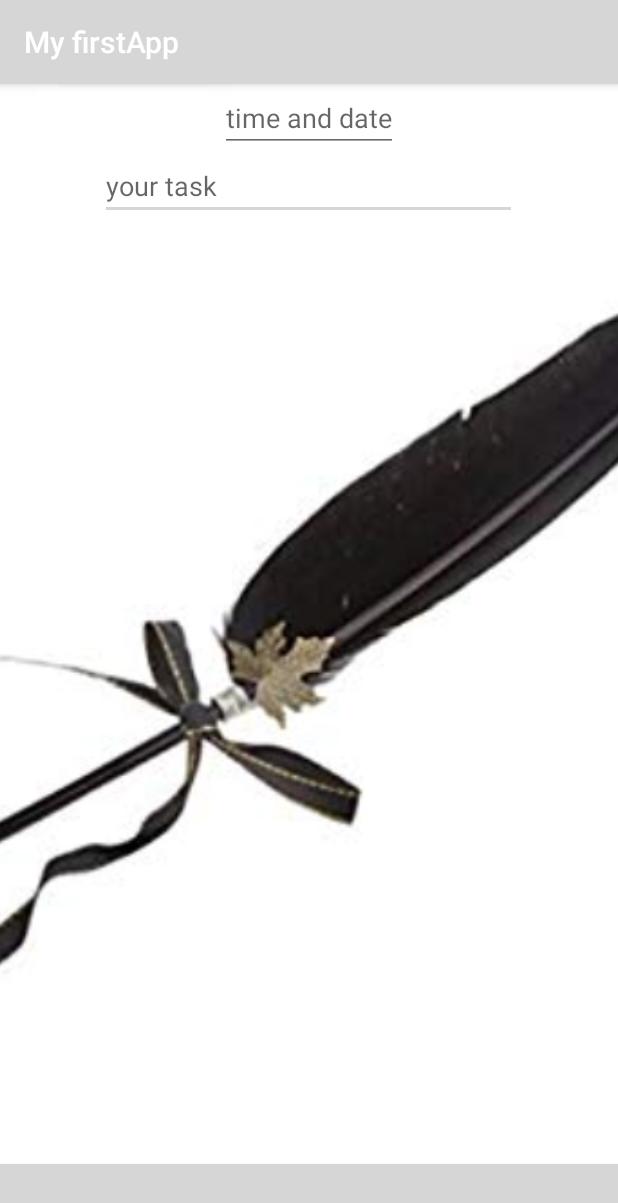
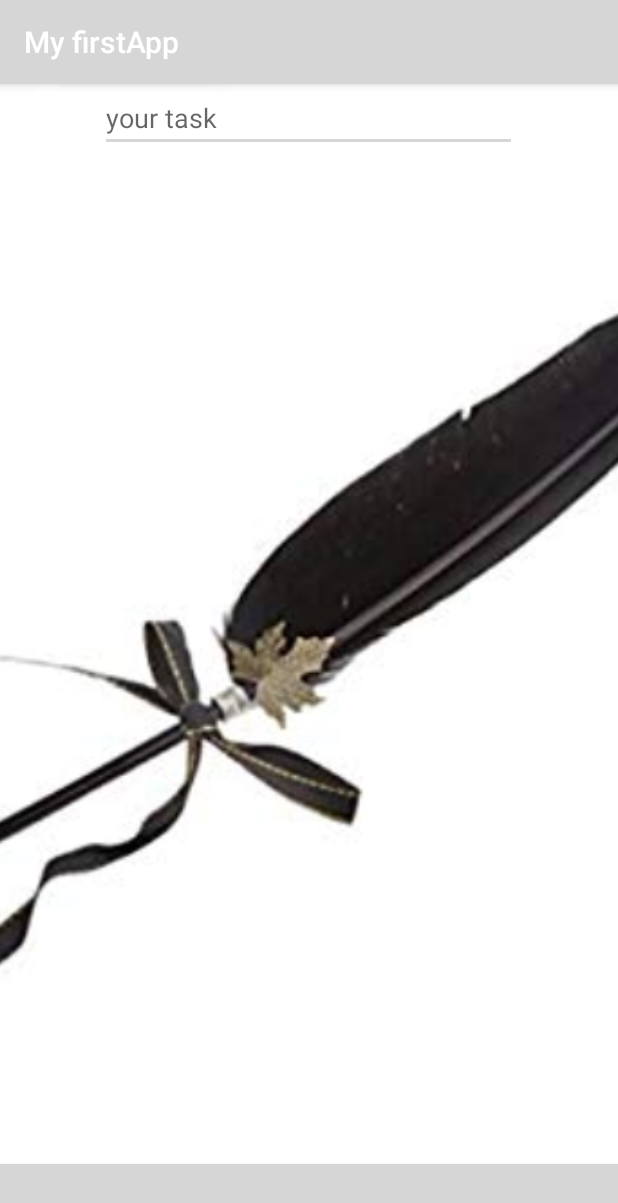
Before and after one commit to amandinek/My_firstApp, an Android app: the YourList screen opened directly, with no data from a screen before it, on a phone screen of 412 x 824 dp. Shown: the top 1203 px of the screen. Run offline under Robolectric (Android 15) with nearby library versions, the phone set to English and light mode, and no system bars; grey boxes are pictures that could not be loaded.

Commit message:
delete EditText

```diff
--- a/app/src/main/res/layout/activity_your_list.xml
+++ b/app/src/main/res/layout/activity_your_list.xml
@@ -23,15 +23,6 @@
         android:layout_centerHorizontal="true"
         android:layout_below="@id/date"
         />
-    <EditText
-        android:layout_width="wrap_content"
-        android:layout_height="wrap_content"
-        android:id="@+id/date"
-        android:hint="time and date"
-        android:layout_centerHorizontal="true"
-        android:layout_below="@id/title"
-
-        />
 
     <Button
         android:id="@+id/viewact"
```
